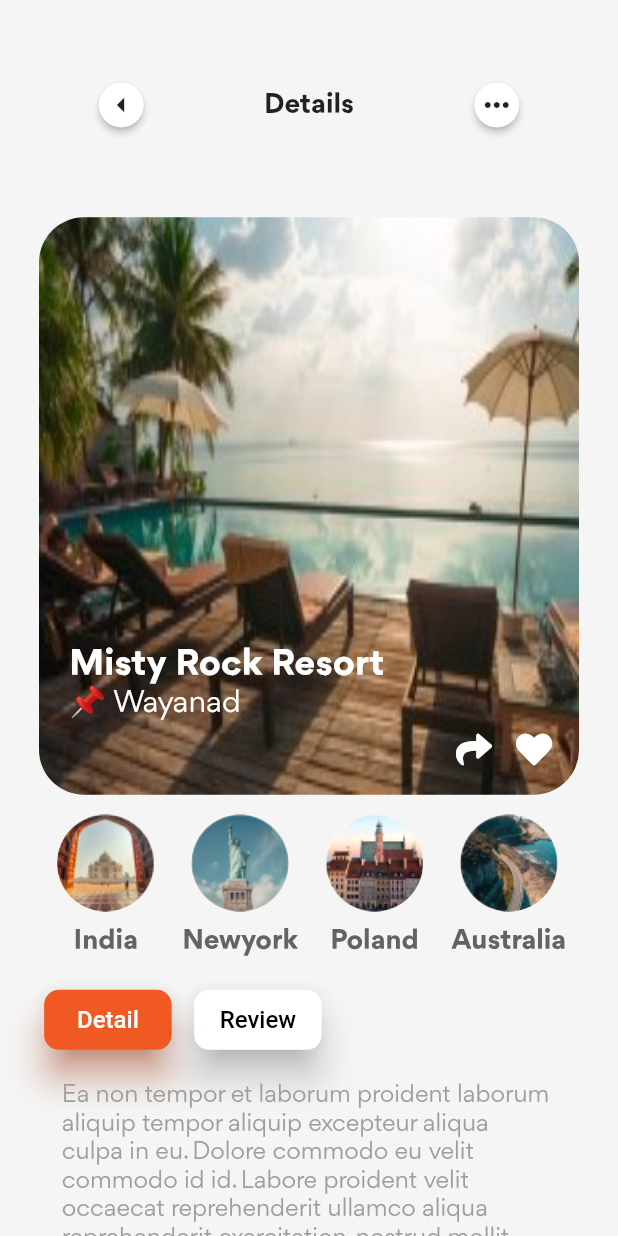
After one commit to EnginBolat/travel_app_ui, a Flutter app: the HomePage screen opened directly, after a tap on "Misty Rock Resort", on a phone screen of 412 x 824 dp. The commit adds this screen. Run offline on Flutter 3.47's test engine with Material 2 defaults, Android fonts, the phone set to English and light mode, and no system bars; our stand-ins replace font_awesome_flutter; Roboto replaces fonts that are missing (QuickSand).

Commit message:
Kabası Bitti

```diff
--- a/lib/main.dart
+++ b/lib/main.dart
@@ -1,8 +1,5 @@
 import 'package:flutter/material.dart';
-import 'package:travel_app_ui/models/swip_text.dart';
-import 'package:travel_app_ui/widget/get_started_button.dart';
 import 'package:travel_app_ui/widget/home_screen.dart';
-import 'package:travel_app_ui/widget/home_screen_alternetive.dart';
 
 void main() {
   runApp(const MyApp());
--- a/lib/models/hotel.dart
+++ b/lib/models/hotel.dart
@@ -6,16 +6,22 @@ Hotel mistyRock= Hotel(
   name: "Misty Rock Resort",
   iUrl: "assets/images/mistyrock.jpg",
   location: "Wayanad",
+  price: "410",
+  desc: "Ea non tempor et laborum proident laborum aliquip tempor aliquip excepteur aliqua culpa in eu. Dolore commodo eu velit commodo id id. Labore proident velit occaecat reprehenderit ullamco aliqua reprehenderit exercitation. nostrud mollit amet. Pariatur deserunt amet exercitation duis"
 );
 
 Hotel mistyRock2= Hotel(
   name: "Misty Rock Resort",
   iUrl: "assets/images/mistyrock.jpg",
   location: "Wayanad",
+  price: "410",
+  desc: "Ea non tempor et laborum proident laborum aliquip tempor aliquip excepteur aliqua culpa in eu. Dolore commodo eu velit commodo id id. Labore proident velit occaecat reprehenderit ullamco aliqua reprehenderit exercitation. nostrud mollit amet. Pariatur deserunt amet exercitation duis"
 );
 
 Hotel mistyRock3= Hotel(
   name: "Misty Rock Resort",
   iUrl: "assets/images/mistyrock.jpg",
   location: "Wayanad",
+  price: "410",
+  desc: "Ea non tempor et laborum proident laborum aliquip tempor aliquip excepteur aliqua culpa in eu. Dolore commodo eu velit commodo id id. Labore proident velit occaecat reprehenderit ullamco aliqua reprehenderit exercitation. nostrud mollit amet. Pariatur deserunt amet exercitation duis"
 );
--- a/lib/models/hotel_model.dart
+++ b/lib/models/hotel_model.dart
@@ -2,6 +2,8 @@ class Hotel{
   late String name;
   late String iUrl;
   late String location;
+  late String desc;
+  late String price;
 
-  Hotel({required this.name,required this.iUrl,required this.location});
+  Hotel({required this.price,required this.desc,required this.name,required this.iUrl,required this.location});
 }
--- /dev/null
+++ b/lib/pages/information_page.dart
@@ -0,0 +1,55 @@
+import 'package:flutter/material.dart';
+import 'package:travel_app_ui/widget/info_page/info_page_button.dart';
+import 'package:travel_app_ui/widget/info_page/info_page_desc.dart';
+import 'package:travel_app_ui/widget/info_page/info_page_price_button.dart';
+
+import '../widget/info_page/info_page_image.dart';
+import '../widget/info_page/info_page_mini_photos.dart';
+import '../widget/info_page/info_page_topbar.dart';
+
+class InformationPage extends StatefulWidget {
+  const InformationPage({Key? key, required this.indexId}) : super(key: key);
+
+  final int indexId;
+
+  @override
+  State<InformationPage> createState() => _InformationPageState();
+}
+
+class _InformationPageState extends State<InformationPage> {
+  @override
+  Widget build(BuildContext context) {
+    return Scaffold(
+        backgroundColor: const Color.fromARGB(255, 245, 245, 245),
+        body: SingleChildScrollView(
+          child: Column(
+            children: [
+              const InfoPageTopBar(),
+              const SizedBox(
+                height: 5,
+              ),
+              InfoPageImage(
+                indexId: widget.indexId,
+              ),
+              const MiniPhotos(),
+              const SizedBox(
+                height: 10,
+              ),
+              const InfoButtons(),
+              const SizedBox(
+                height: 20,
+              ),
+              InfoDesc(
+                indexId: widget.indexId,
+              ),const SizedBox(
+                height: 20,
+              ),
+              InfoPayment(indexId: widget.indexId,),
+              const SizedBox(
+                height: 30,
+              ),
+            ],
+          ),
+        ));
+  }
+}
--- /dev/null
+++ b/lib/widget/info_page/info_page_button.dart
@@ -0,0 +1,68 @@
+import 'package:flutter/material.dart';
+
+class InfoButtons extends StatefulWidget {
+  const InfoButtons({Key? key}) : super(key: key);
+
+  @override
+  State<InfoButtons> createState() => _InfoButtonsState();
+}
+
+class _InfoButtonsState extends State<InfoButtons> {
+  @override
+  Widget build(BuildContext context) {
+    var deviceWidth = MediaQuery.of(context).size.width;
+    return Padding(
+      padding: EdgeInsets.symmetric(horizontal: deviceWidth / 14),
+      child: Row(
+        mainAxisAlignment: MainAxisAlignment.start,
+        children: [
+          SizedBox(
+            height: 40,
+            width: 85,
+            child: ElevatedButton(
+              onPressed: () {},
+              child: const Text(
+                "Detail",
+                style: TextStyle(
+                  color: Colors.white,
+                  fontSize: 16,
+                ),
+              ),
+              style: ElevatedButton.styleFrom(
+                elevation: 10,
+                shadowColor: const Color.fromARGB(255, 240, 89, 34),
+                primary: const Color.fromARGB(255, 240, 89, 34),
+                shape: RoundedRectangleBorder(
+                  borderRadius: BorderRadius.circular(10.0),
+                ),
+              ),
+            ),
+          ),
+          const SizedBox(
+            width: 15,
+          ),
+          SizedBox(
+            height: 40,
+            width: 85,
+            child: ElevatedButton(
+              onPressed: () {},
+              child: const Text(
+                "Review",
+                style: TextStyle(
+                  fontSize: 16,
+                ),
+              ),
+              style: ElevatedButton.styleFrom(
+                elevation: 10,
+                primary: const Color.fromARGB(255, 255, 255, 255),
+                shape: RoundedRectangleBorder(
+                  borderRadius: BorderRadius.circular(10.0),
+                ),
+              ),
+            ),
+          ),
+        ],
+      ),
+    );
+  }
+}
--- /dev/null
+++ b/lib/widget/info_page/info_page_desc.dart
@@ -0,0 +1,45 @@
+import 'package:flutter/material.dart';
+
+import '../../models/hotel.dart';
+
+// ignore: must_be_immutable
+class InfoDesc extends StatefulWidget {
+  InfoDesc({Key? key, required this.indexId}) : super(key: key);
+
+  int indexId;
+  @override
+  State<InfoDesc> createState() => _InfoDescState();
+}
+
+class _InfoDescState extends State<InfoDesc> {
+  @override
+  Widget build(BuildContext context) {
+    var deviceWidth = MediaQuery.of(context).size.height;
+    return Padding(
+      padding: EdgeInsets.symmetric(horizontal: deviceWidth / 20),
+      child: SizedBox(
+        width: 400,
+        height: 120,
+        child: hotels[widget.indexId].desc.length > 200
+            ? Text(
+                hotels[widget.indexId].desc.substring(0,240)+" Read More...",
+                style: const TextStyle(
+                  fontSize: 16,
+                  color: Colors.grey,
+                  fontFamily: "Gordita",
+                  height: 1.2,
+                ),
+              )
+            : Text(
+                hotels[widget.indexId].desc,
+                style: const TextStyle(
+                  fontSize: 16,
+                  color: Colors.grey,
+                  fontFamily: "Gordita",
+                  height: 1.2,
+                ),
+              ),
+      ),
+    );
+  }
+}
--- /dev/null
+++ b/lib/widget/info_page/info_page_image.dart
@@ -0,0 +1,105 @@
+import 'package:flutter/material.dart';
+import 'package:font_awesome_flutter/font_awesome_flutter.dart';
+import 'package:travel_app_ui/models/hotel.dart';
+
+class InfoPageImage extends StatefulWidget {
+  InfoPageImage({Key? key, required this.indexId}) : super(key: key);
+
+  int indexId;
+
+  @override
+  State<InfoPageImage> createState() => _InfoPageImageState();
+}
+
+late bool isLiked = false;
+
+class _InfoPageImageState extends State<InfoPageImage> {
+  @override
+  Widget build(BuildContext context) {
+    return Container(
+      height: 385,
+      width: 360,
+      decoration: BoxDecoration(
+        image: DecorationImage(
+            image: AssetImage(hotels[widget.indexId].iUrl), fit: BoxFit.fill),
+        borderRadius: BorderRadius.circular(30),
+      ),
+      child: Column(
+        crossAxisAlignment: CrossAxisAlignment.start,
+        mainAxisAlignment: MainAxisAlignment.end,
+        children: [
+          Padding(
+            padding: const EdgeInsets.only(
+              left: 20,
+            ),
+            child: Column(
+              crossAxisAlignment: CrossAxisAlignment.start,
+              mainAxisAlignment: MainAxisAlignment.end,
+              children: [
+                Text(
+                  hotels[widget.indexId].name,
+                  style: const TextStyle(
+                      fontWeight: FontWeight.bold,
+                      fontSize: 24,
+                      fontFamily: "Gordita",
+                      color: Colors.white),
+                ),
+                Text(
+                  "📌 " + hotels[widget.indexId].location,
+                  style: const TextStyle(
+                      color: Colors.white, fontSize: 20, fontFamily: "Gordita"),
+                ),
+              ],
+            ),
+          ),
+          Padding(
+            padding: const EdgeInsets.only(bottom: 20, right: 20),
+            child: Row(
+              crossAxisAlignment: CrossAxisAlignment.end,
+              mainAxisAlignment: MainAxisAlignment.end,
+              children: [
+                SizedBox(
+                  height: 30,
+                  width: 30,
+                  child: IconButton(
+                    onPressed: () {},
+                    icon: const Icon(
+                      FontAwesomeIcons.share,
+                      color: Colors.white,
+                    ),
+                  ),
+                ),
+                const SizedBox(
+                  width: 10,
+                ),
+                SizedBox(
+                  height: 30,
+                  width: 30,
+                  child: IconButton(
+                      onPressed: () {
+                        setState(() {
+                          if (isLiked == false) {
+                            isLiked = true;
+                          } else if (isLiked == true) {
+                            (isLiked = false);
+                          }
+                        });
+                      },
+                      icon: isLiked == false
+                          ? const Icon(
+                              FontAwesomeIcons.solidHeart,
+                              color: Colors.white,
+                            )
+                          : const Icon(
+                              FontAwesomeIcons.solidHeart,
+                              color: Colors.red,
+                            )),
+                ),
+              ],
+            ),
+          )
+        ],
+      ),
+    );
+  }
+}
--- /dev/null
+++ b/lib/widget/info_page/info_page_mini_photos.dart
@@ -0,0 +1,66 @@
+import 'package:flutter/material.dart';
+
+import '../../models/country.dart';
+
+class MiniPhotos extends StatefulWidget {
+  const MiniPhotos({Key? key}) : super(key: key);
+
+  @override
+  State<MiniPhotos> createState() => _MiniPhotosState();
+}
+
+class _MiniPhotosState extends State<MiniPhotos> {
+  @override
+  Widget build(BuildContext context) {
+    var deviceWidth = MediaQuery.of(context).size.width;
+    return Padding(
+      padding: EdgeInsets.symmetric(horizontal: deviceWidth / 16),
+      child: SizedBox(
+        height: 120,
+        width: deviceWidth,
+        child: ListView.builder(
+          itemCount: countrys.length,
+          scrollDirection: Axis.horizontal,
+          itemBuilder: (context, index) => Container(
+            width: deviceWidth / 4.6,
+            margin: const EdgeInsets.symmetric(vertical: 10),
+            child: Column(
+              mainAxisAlignment: MainAxisAlignment.center,
+              children: [
+                Row(
+                  mainAxisAlignment: MainAxisAlignment.center,
+                  children: [
+                    SizedBox(
+                      height: 65,
+                      width: 65,
+                      child: CircleAvatar(
+                        backgroundImage: AssetImage(countrys[index].iUrl),
+                      ),
+                    ),
+                  ],
+                ),
+                const SizedBox(
+                  height: 10,
+                ),
+                Row(
+                  mainAxisAlignment: MainAxisAlignment.center,
+                  children: [
+                    Text(
+                      countrys[index].name,
+                      style: const TextStyle(
+                          fontSize: 18,
+                          fontFamily: "Gordita",
+                          fontWeight: FontWeight.bold,
+                          color: Color.fromRGBO(99, 99, 99, 11)),
+                      textAlign: TextAlign.center,
+                    ),
+                  ],
+                ),
+              ],
+            ),
+          ),
+        ),
+      ),
+    );
+  }
+}
--- /dev/null
+++ b/lib/widget/info_page/info_page_price_button.dart
@@ -0,0 +1,65 @@
+import 'package:flutter/material.dart';
+import 'package:font_awesome_flutter/font_awesome_flutter.dart';
+
+import '../../models/hotel.dart';
+
+class InfoPayment extends StatefulWidget {
+  InfoPayment({Key? key, required this.indexId}) : super(key: key);
+
+  int indexId;
+
+  @override
+  State<InfoPayment> createState() => _InfoPaymentState();
+}
+
+class _InfoPaymentState extends State<InfoPayment> {
+
+
+  @override
+  Widget build(BuildContext context) {
+    var deviceWidth = MediaQuery.of(context).size.width;
+    return Padding(
+      padding: EdgeInsets.symmetric(horizontal: deviceWidth / 16),
+      child: Row(
+        children: [
+          Text("\$ ${hotels[widget.indexId].price}/Person",
+              style:
+                  const TextStyle(fontSize: 24, fontWeight: FontWeight.w600)),
+          const SizedBox(
+            width: 20,
+          ),
+          SizedBox(
+            height: 50,
+            width: deviceWidth / 2.3,
+            child: Directionality(
+              textDirection: TextDirection.rtl,
+              child: ElevatedButton.icon(
+                onPressed: () {},
+                label: const Text(
+                  "Continue",
+                  style: TextStyle(
+                    color: Colors.white,
+                    fontSize: 20,
+                  ),
+                ),
+                icon: const Icon(
+                  FontAwesomeIcons.arrowRight,
+                  color: Colors.white,
+                  size: 22,
+                ),
+                style: ElevatedButton.styleFrom(
+                  elevation: 10,
+                  shadowColor: const Color.fromARGB(255, 240, 89, 34),
+                  primary: const Color.fromARGB(255, 240, 89, 34),
+                  shape: RoundedRectangleBorder(
+                    borderRadius: BorderRadius.circular(10.0),
+                  ),
+                ),
+              ),
+            ),
+          ),
+        ],
+      ),
+    );
+  }
+}
--- /dev/null
+++ b/lib/widget/info_page/info_page_topbar.dart
@@ -0,0 +1,59 @@
+import 'package:flutter/material.dart';
+
+import '../../pages/home_page.dart';
+
+class InfoPageTopBar extends StatefulWidget {
+  const InfoPageTopBar({Key? key}) : super(key: key);
+
+  @override
+  State<InfoPageTopBar> createState() => _InfoPageTopBarState();
+}
+
+class _InfoPageTopBarState extends State<InfoPageTopBar> {
+  @override
+  Widget build(BuildContext context) {
+    var deviceWidth = MediaQuery.of(context).size.width;
+    var deviceHeight = MediaQuery.of(context).size.height;
+    return Padding(
+      padding: EdgeInsets.symmetric(
+          horizontal: deviceWidth / 16, vertical: deviceHeight / 15),
+      child: Row(
+        mainAxisAlignment: MainAxisAlignment.spaceAround,
+        children: [
+          SizedBox(
+            height: 30,
+            width: 30,
+            child: RawMaterialButton(
+              onPressed: () => Navigator.pushReplacement(
+                context,
+                MaterialPageRoute(builder: (context) => const HomePage()),
+              ),
+              elevation: 2.0,
+              fillColor: Colors.white,
+              child: const Icon(Icons.arrow_left),
+              shape: const CircleBorder(),
+            ),
+          ),
+          const Text(
+            "Details",
+            style: TextStyle(
+                fontWeight: FontWeight.bold,
+                fontSize: 18,
+                fontFamily: "Gordita"),
+          ),
+          SizedBox(
+            height: 30,
+            width: 30,
+            child: RawMaterialButton(
+              onPressed: () {},
+              elevation: 2.0,
+              fillColor: Colors.white,
+              child: const Icon(Icons.more_horiz),
+              shape: const CircleBorder(),
+            ),
+          ),
+        ],
+      ),
+    );
+  }
+}
--- a/lib/widget/our_properties.dart
+++ b/lib/widget/our_properties.dart
@@ -1,5 +1,6 @@
 import 'package:flutter/material.dart';
 import 'package:travel_app_ui/models/hotel.dart';
+import 'package:travel_app_ui/pages/information_page.dart';
 
 class OurProperties extends StatefulWidget {
   const OurProperties({Key? key}) : super(key: key);
@@ -47,7 +48,13 @@ class _OurPropertiesState extends State<OurProperties> {
                 padding: EdgeInsets.only(left: deviceWidth / 20),
                 child: Column(
                   children: [
-                    SizedBox(
+                    GestureDetector(
+                      onTap: () => Navigator.pushReplacement(
+                        context,
+                        MaterialPageRoute(
+                            builder: (context) => InformationPage(indexId: index,)),
+                      ),
+                      child: SizedBox(
                         width: 300,
                         height: 250,
                         child: Card(
@@ -66,8 +73,8 @@ class _OurPropertiesState extends State<OurProperties> {
                                 ),
                               ),
                               Padding(
-                              padding:
-                                  const EdgeInsets.symmetric(horizontal: 20.0),
+                                padding: const EdgeInsets.symmetric(
+                                    horizontal: 20.0),
                                 child: Row(
                                   crossAxisAlignment: CrossAxisAlignment.start,
                                   mainAxisAlignment: MainAxisAlignment.start,
@@ -75,7 +82,8 @@ class _OurPropertiesState extends State<OurProperties> {
                                     Column(
                                       crossAxisAlignment:
                                           CrossAxisAlignment.start,
-                                    mainAxisAlignment: MainAxisAlignment.center,
+                                      mainAxisAlignment:
+                                          MainAxisAlignment.center,
                                       children: [
                                         Text(
                                           hotels[index].name,
@@ -101,6 +109,7 @@ class _OurPropertiesState extends State<OurProperties> {
                           ),
                         ),
                       ),
+                    ),
                   ],
                 ),
               );
```
Lines whose indentation alone changed are shown as unchanged.
